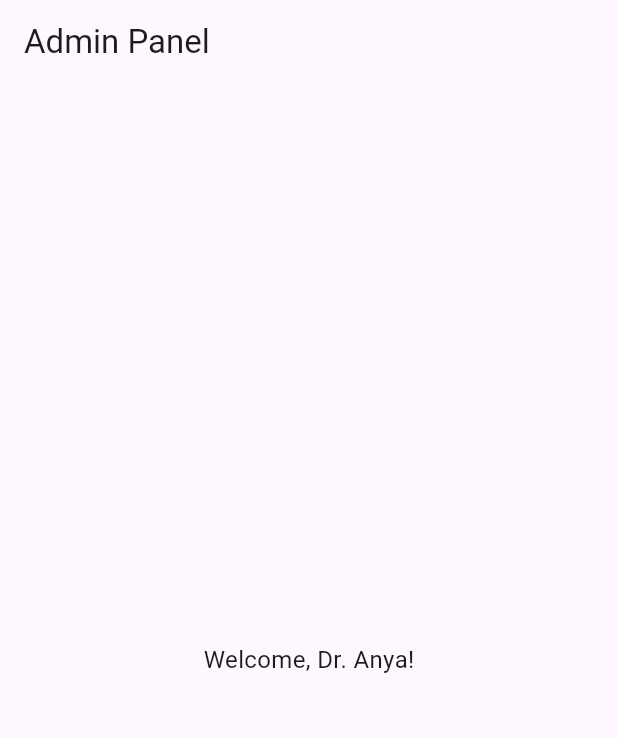
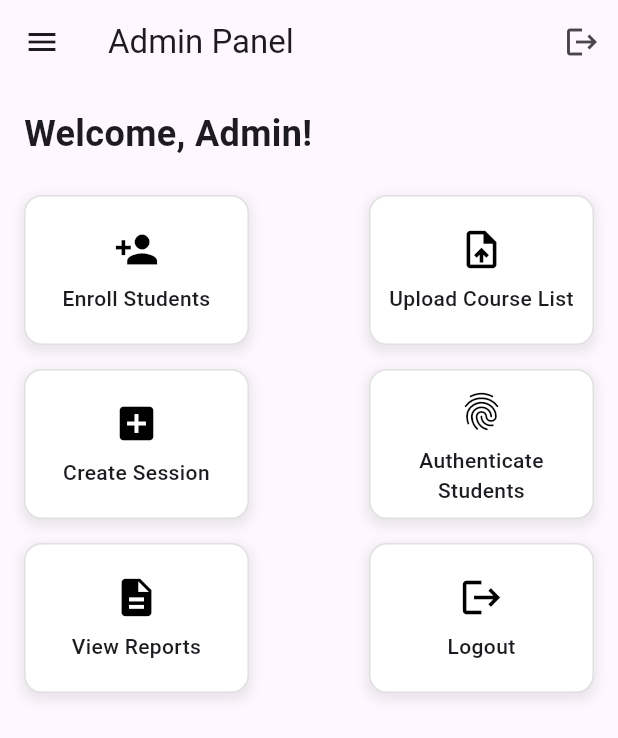
Before and after one commit to Ihimbru-K/Authentikate_shipping_frontend, a Flutter app: the DashboardScreen screen opened directly, on a phone screen of 412 x 824 dp. Shown: the top 738 px of the screen. Run offline on Flutter 3.47's test engine with Material 3 defaults, Android fonts, the phone set to English and light mode, and no system bars; our stand-ins replace animated_splash_screen, flutter_screenutil, shared_preferences; accounts and stored records are empty.

Commit message:
implemented dashboard functionality

```diff
--- a/lib/screens/dashboard_screen.dart
+++ b/lib/screens/dashboard_screen.dart
@@ -1,21 +1,149 @@
 import 'package:flutter/material.dart';
+import 'package:provider/provider.dart';
+import '../providers/auth_provider.dart';
+import '../utils/constants.dart';
+import '../widgets/dashboard_card_widget.dart';
+
 
 class DashboardScreen extends StatelessWidget {
   const DashboardScreen({super.key});
 
   @override
   Widget build(BuildContext context) {
+    final authProvider = Provider.of<AuthProvider>(context);
+    final String adminName = authProvider.token != null ? 'Dr. Anya' : 'Admin'; // Placeholder; fetch real name later
+
     return Scaffold(
-      appBar: AppBar(title: const Text('Admin Panel')),
-      body: Center(
+      appBar: AppBar(
+        leading: const Icon(Icons.menu),
+        title: const Text('Admin Panel'),
+        actions: [
+          IconButton(
+            icon: const Icon(Icons.logout),
+            onPressed: () {
+              authProvider.logout();
+              Navigator.pushReplacementNamed(context, '/login');
+            },
+          ),
+        ],
+      ),
+      body: Padding(
+        padding: const EdgeInsets.all(16.0),
         child: Column(
-          mainAxisAlignment: MainAxisAlignment.center,
-          children: const [
-            Text('Welcome, Dr. Anya!'),
-            // Add buttons (Create Session, Upload Course List, etc.) here
+          crossAxisAlignment: CrossAxisAlignment.start,
+          children: [
+            Text(
+              'Welcome, $adminName!',
+              style: const TextStyle(fontSize: 24.0, fontWeight: FontWeight.bold),
+            ),
+            const SizedBox(height: 24.0),
+            Row(
+              mainAxisAlignment: MainAxisAlignment.spaceBetween,
+              children: [
+                DashboardCard(
+                  icon: Icons.person_add,
+                  title: 'Enroll Students',
+                  onTap: () {
+                    // Navigate to Enroll Screen
+                  },
+                ),
+                DashboardCard(
+                  icon: Icons.upload_file,
+                  title: 'Upload Course List',
+                  onTap: () {
+                    // Navigate to Upload Screen
+                  },
+                ),
+              ],
+            ),
+            const SizedBox(height: 16.0),
+            Row(
+              mainAxisAlignment: MainAxisAlignment.spaceBetween,
+              children: [
+                DashboardCard(
+                  icon: Icons.add_box,
+                  title: 'Create Session',
+                  onTap: () {
+                    // Navigate to Session Screen
+                  },
+                ),
+                DashboardCard(
+                  icon: Icons.fingerprint,
+                  title: 'Authenticate Students',
+                  onTap: () {
+                    // Navigate to Auth Screen
+                  },
+                ),
+              ],
+            ),
+            const SizedBox(height: 16.0),
+            Row(
+              mainAxisAlignment: MainAxisAlignment.spaceBetween,
+              children: [
+                DashboardCard(
+                  icon: Icons.description,
+                  title: 'View Reports',
+                  onTap: () {
+                    // Navigate to Reports Screen
+                  },
+                ),
+                DashboardCard(
+                  icon: Icons.logout,
+                  title: 'Logout',
+                  onTap: () {
+                    authProvider.logout();
+                    Navigator.pushReplacementNamed(context, '/login');
+                  },
+                ),
+              ],
+            ),
           ],
         ),
       ),
     );
   }
 }
+
+
+
+
+
+
+
+
+
+
+
+
+
+
+
+
+
+
+
+
+
+
+
+// import 'package:flutter/material.dart';
+//
+// class DashboardScreen extends StatelessWidget {
+//   const DashboardScreen({super.key});
+//
+//   @override
+//   Widget build(BuildContext context) {
+//     return Scaffold(
+//       appBar: AppBar(title: const Text('Admin Panel')),
+//       body: Center(
+//         child: Column(
+//           mainAxisAlignment: MainAxisAlignment.center,
+//           children: const [
+//             Text('Welcome, Dr. Anya!'),
+//             // Add buttons (Create Session, Upload Course List, etc.) here
+//           ],
+//         ),
+//       ),
+//     );
+//   }
+// }
--- /dev/null
+++ b/lib/widgets/dashboard_card_widget.dart
@@ -0,0 +1,52 @@
+import 'package:flutter/material.dart';
+import '../utils/constants.dart';
+
+class DashboardCard extends StatelessWidget {
+  final IconData icon;
+  final String title;
+  final VoidCallback onTap;
+
+  const DashboardCard({
+    super.key,
+    required this.icon,
+    required this.title,
+    required this.onTap,
+  });
+
+  @override
+  Widget build(BuildContext context) {
+    return GestureDetector(
+      onTap: onTap,
+      child: Container(
+        width: 150.0, // Exact width from image
+        height: 100.0, // Exact height from image
+        padding: const EdgeInsets.all(12.0),
+        decoration: BoxDecoration(
+          color: Constants.backgroundColor,
+          borderRadius: BorderRadius.circular(12.0),
+          border: Border.all(color: Colors.grey[300]!, width: 1.0),
+          boxShadow: [
+            BoxShadow(
+              color: Colors.grey.withOpacity(0.2),
+              spreadRadius: 2,
+              blurRadius: 5,
+              offset: const Offset(0, 3),
+            ),
+          ],
+        ),
+        child: Column(
+          mainAxisAlignment: MainAxisAlignment.center,
+          children: [
+            Icon(icon, size: 30.0, color: Colors.black),
+            const SizedBox(height: 8.0),
+            Text(
+              title,
+              textAlign: TextAlign.center,
+              style: const TextStyle(fontSize: 14.0, fontWeight: FontWeight.w500),
+            ),
+          ],
+        ),
+      ),
+    );
+  }
+}
--- a/pubspec.yaml
+++ b/pubspec.yaml
@@ -40,6 +40,7 @@ dependencies:
   # Use with the CupertinoIcons class for iOS style icons.
   cupertino_icons: ^1.0.8
   animated_splash_screen: ^1.3.0
+  flutter_screenutil: ^5.9.3
 
 dev_dependencies:
   flutter_test:
```
Also changed, not shown: lib/providers/auth_provider.dart (+111 -21 lines), lib/widgets/custom_button.dart (+48 -0 lines), lib/widgets/card_widget.dart (deleted), pubspec.lock, 1 other file.
